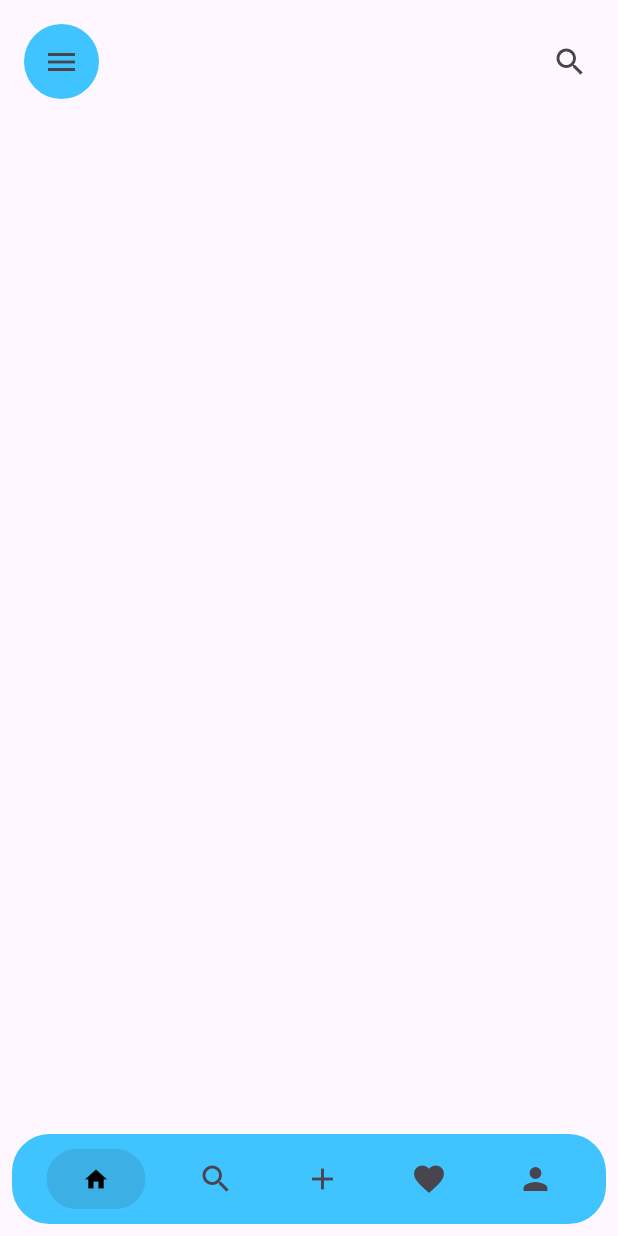
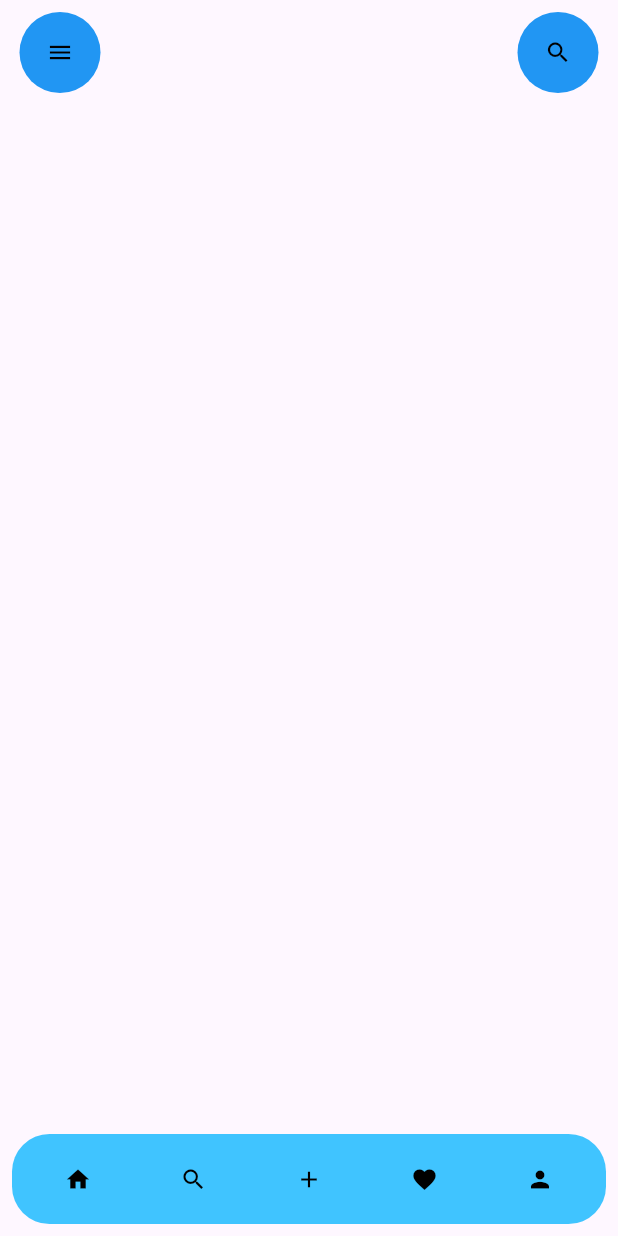
Before and after one commit to rashcasm/VoidRoot, a Flutter app: the screen it shows after launch, on a phone screen of 412 x 824 dp. Run offline on Flutter 3.47's test engine with Material 3 defaults, Android fonts, the phone set to English and light mode, and no system bars.

Commit message:
updating mobile app

```diff
--- a/mobileApp/eunoia_new/lib/main.dart
+++ b/mobileApp/eunoia_new/lib/main.dart
@@ -51,19 +51,42 @@ class _HomePageState extends State<HomePage> {
                   child: Row(
                     mainAxisAlignment: MainAxisAlignment.spaceBetween,
                     children: [
-                      IconButton(
-                        onPressed: () {},
-                        icon: Container(
-                          height: 50,
-                          width: 50,
-                          child: Icon(Icons.menu),
-                          decoration: BoxDecoration(
-                            color: Colors.lightBlueAccent,
-                            shape: BoxShape.circle,
-                          ),
+                      ElevatedButton(
+                        onPressed: (){
+                          print("search button pressed");
+                        },
+                        child: Icon(
+                            Icons.menu,
+                            color: Colors.black
+                        ),
+                        style: ElevatedButton.styleFrom(
+                          elevation: 0,
+                          shadowColor: Colors.transparent,
+                          backgroundColor: Colors.blue,
+                          foregroundColor: Colors.transparent,
+                          overlayColor: Colors.transparent,
+                          shape: CircleBorder(),
+                          padding: EdgeInsets.all(18),
                         ),
                       ),
-                      IconButton(onPressed: () {}, icon: Icon(Icons.search)),
+                      ElevatedButton(
+                        onPressed: (){
+                          print("search button pressed");
+                        },
+                        child: Icon(
+                            Icons.search,
+                            color: Colors.black
+                        ),
+                        style: ElevatedButton.styleFrom(
+                          elevation: 0,
+                          shadowColor: Colors.transparent,
+                          backgroundColor: Colors.blue,
+                          foregroundColor: Colors.transparent,
+                          overlayColor: Colors.transparent,
+                          shape: CircleBorder(),
+                          padding: EdgeInsets.all(18),
+                        ),
+                      ),
                     ],
                   ),
                 ),
@@ -92,37 +115,84 @@ class _HomePageState extends State<HomePage> {
             mainAxisAlignment: MainAxisAlignment.spaceEvenly,
             children: [
               ElevatedButton(
-                onPressed: null,
+                onPressed: (){
+                  print("home button pressed");
+                },
                 child: Icon(
                   Icons.home,
                   color: Colors.black
                 ),
-
+                style: ElevatedButton.styleFrom(
+                  elevation: 0,
+                  shadowColor: Colors.transparent,
+                  backgroundColor: Colors.transparent,
+                  foregroundColor: Colors.transparent,
+                  overlayColor: Colors.transparent,
+                ),
               ),
-              IconButton(
-                onPressed: () {
+              ElevatedButton(
+                onPressed: (){
                   print("search button pressed");
                 },
-                icon: Icon(Icons.search),
-
+                child: Icon(
+                    Icons.search,
+                    color: Colors.black
+                ),
+                style: ElevatedButton.styleFrom(
+                  elevation: 0,
+                  shadowColor: Colors.transparent,
+                  backgroundColor: Colors.transparent,
+                  foregroundColor: Colors.transparent,
+                  overlayColor: Colors.transparent,
+                ),
               ),
-              IconButton(
-                onPressed: () {
+              ElevatedButton(
+                onPressed: (){
                   print("add button pressed");
                 },
-                icon: Icon(Icons.add),
+                child: Icon(
+                    Icons.add,
+                    color: Colors.black
+                ),
+                style: ElevatedButton.styleFrom(
+                  elevation: 0,
+                  shadowColor: Colors.transparent,
+                  backgroundColor: Colors.transparent,
+                  foregroundColor: Colors.transparent,
+                  overlayColor: Colors.transparent,
+                ),
               ),
-              IconButton(
-                onPressed: () {
+              ElevatedButton(
+                onPressed: (){
                   print("favorite button pressed");
                 },
-                icon: Icon(Icons.favorite),
+                child: Icon(
+                    Icons.favorite,
+                    color: Colors.black
+                ),
+                style: ElevatedButton.styleFrom(
+                  elevation: 0,
+                  shadowColor: Colors.transparent,
+                  backgroundColor: Colors.transparent,
+                  foregroundColor: Colors.transparent,
+                  overlayColor: Colors.transparent,
+                ),
               ),
-              IconButton(
-                onPressed: () {
+              ElevatedButton(
+                onPressed: (){
                   print("person button pressed");
                 },
-                icon: Icon(Icons.person),
+                child: Icon(
+                    Icons.person,
+                    color: Colors.black
+                ),
+                style: ElevatedButton.styleFrom(
+                  elevation: 0,
+                  shadowColor: Colors.transparent,
+                  backgroundColor: Colors.transparent,
+                  foregroundColor: Colors.transparent,
+                  overlayColor: Colors.transparent,
+                ),
               ),
             ],
           ),
```
